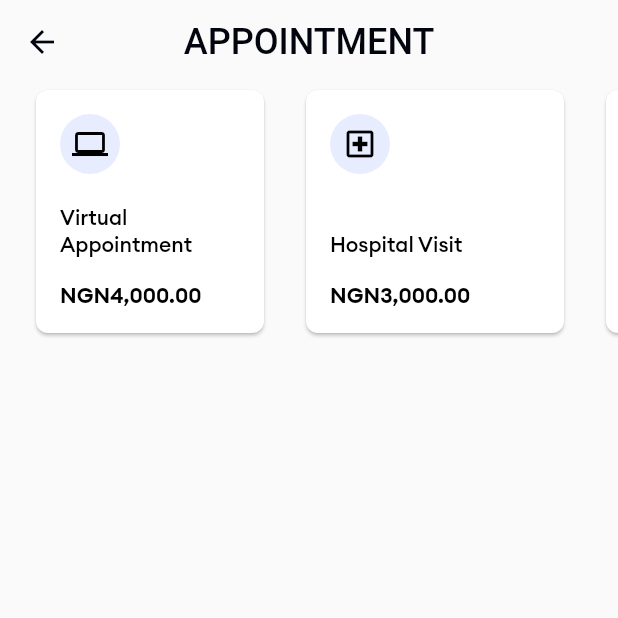
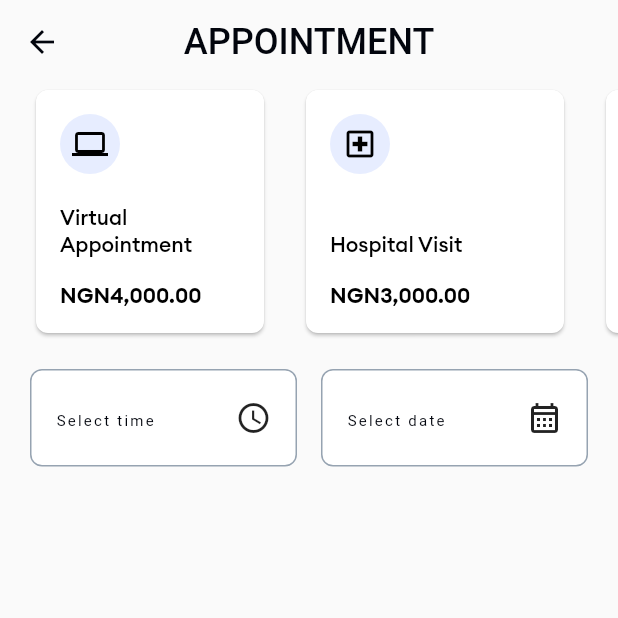
Before and after one commit to logickoder/hospital-app-link-up-ui, a Flutter app: the CreateAppointmentScreen screen opened by its route, on a phone screen of 412 x 824 dp, the top half of it. Run offline on Flutter 3.47's test engine with Material 2 defaults, Android fonts, the phone set to English and light mode, and no system bars; our stand-ins replace cached_network_image, flutter_riverpod, flutter_svg, font_awesome_flutter; network calls fail.

Commit message:
chore: created custom  input

```diff
--- a/lib/appointment/create_appointment_screen.dart
+++ b/lib/appointment/create_appointment_screen.dart
@@ -1,5 +1,7 @@
 import 'package:flutter/material.dart';
 
+import '../common/resources.dart';
+import '../common/widgets/input.dart';
 import '../common/widgets/top_bar.dart';
 import 'appointment_tile.dart';
 
@@ -14,6 +16,30 @@ class CreateAppointmentScreen extends StatelessWidget {
         shrinkWrap: true,
         children: [
           AppointmentTiles(),
+          Padding(
+            padding: const EdgeInsets.all(AppPadding.normal),
+            child: Column(
+              children: [
+                Row(
+                  children: const [
+                    Expanded(
+                      child: Input(
+                        label: 'Select time',
+                        trailing: Icon(Icons.access_time_outlined),
+                      ),
+                    ),
+                    SizedBox(width: AppPadding.medium),
+                    Expanded(
+                      child: Input(
+                        label: 'Select date',
+                        trailing: Icon(Icons.calendar_month_outlined),
+                      ),
+                    ),
+                  ],
+                )
+              ],
+            ),
+          ),
         ],
       ),
     );
--- a/lib/common/widgets/input.dart
+++ b/lib/common/widgets/input.dart
@@ -37,21 +37,27 @@ class _InputState extends ConsumerState<Input> {
   final _focused = StateProvider((ref) => false);
   final _inputFocus = FocusNode();
 
+  void _setFocus(bool value) => ref.read(_focused.notifier).state = value;
+
   @override
   Widget build(BuildContext context) {
     final theme = Theme.of(context);
 
     return FocusScope(
       child: Focus(
-        onFocusChange: (value) {
-          ref.read(_focused.notifier).state = value;
+        onFocusChange: _setFocus,
+        child: GestureDetector(
+          onTap: () {
+            _setFocus(true);
+            FocusScope.of(context).requestFocus(_inputFocus);
           },
-        child: GestureDetector(
-          onTap: () => FocusScope.of(context).requestFocus(_inputFocus),
           child: FormField(
             validator: widget.validator,
             initialValue: widget.controller?.text,
             builder: (state) {
+              final isFocused = ref.watch(_focused);
+
+              return LayoutBuilder(builder: (context, constraints) {
                 return Column(
                   mainAxisSize: MainAxisSize.min,
                   crossAxisAlignment: CrossAxisAlignment.start,
@@ -61,8 +67,9 @@ class _InputState extends ConsumerState<Input> {
                       decoration: BoxDecoration(
                         color: theme.colorScheme.onPrimary,
                         border: Border.all(
-                        color: ref.watch(_focused)
-                            ? theme.textTheme.bodyMedium?.color ?? Colors.black
+                          color: isFocused
+                              ? theme.textTheme.bodyMedium?.color ??
+                                  Colors.black
                               : const Color(0xFF96A3B1),
                         ),
                         borderRadius: BorderRadius.circular(8),
@@ -74,11 +81,26 @@ class _InputState extends ConsumerState<Input> {
                             child: Column(
                               crossAxisAlignment: CrossAxisAlignment.start,
                               children: [
-                              if (widget.label != null)
-                                Text(
+                                if (widget.label != null) ...{
+                                  Transform.translate(
+                                    offset: Offset(
+                                      0,
+                                      (isFocused ||
+                                              state.value?.isNotEmpty == true)
+                                          ? 0
+                                          : 12,
+                                    ),
+                                    child: Text(
                                       widget.label!,
-                                  style: theme.textTheme.labelSmall,
+                                      style:
+                                          theme.textTheme.labelSmall?.copyWith(
+                                        fontFamily: isFocused
+                                            ? AppFonts.titleFamily
+                                            : null,
                                       ),
+                                    ),
+                                  )
+                                },
                                 TextField(
                                   focusNode: _inputFocus,
                                   controller: widget.controller,
@@ -113,6 +135,7 @@ class _InputState extends ConsumerState<Input> {
                     },
                   ],
                 );
+              });
             },
           ),
         ),
```
Lines whose indentation alone changed are shown as unchanged.
